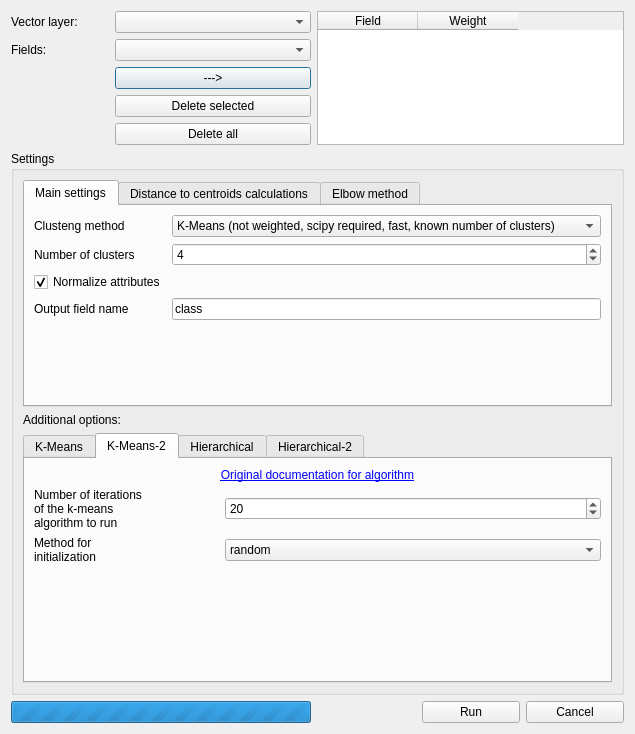
Qt form attribute_based_clustering_dialog_base.ui (eduard-kazakov/attributeBasedClustering) before a commit.
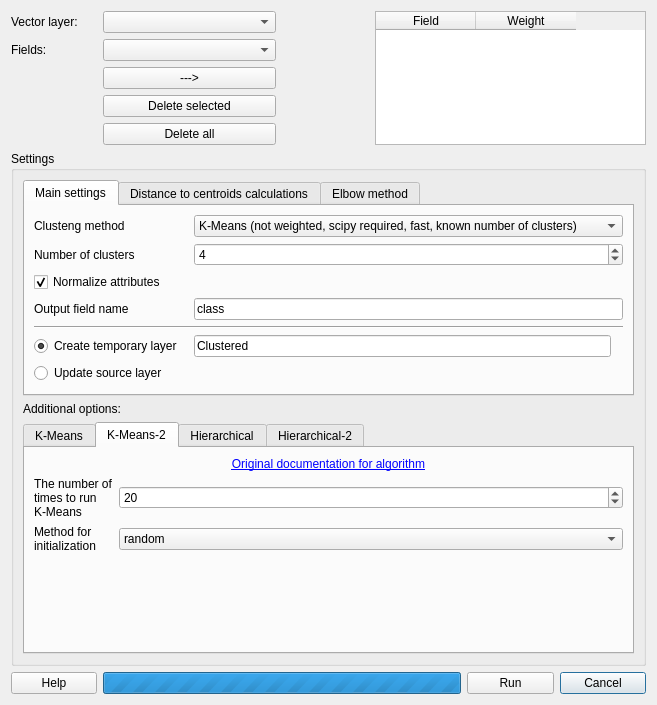
The same form after that commit. The open tabs and pages were chosen to show the change. Custom widgets are drawn as their Qt base class.

Commit message: heavy refactoring and optimization

```diff
--- a/attribute_based_clustering_dialog_base.ui
+++ b/attribute_based_clustering_dialog_base.ui
@@ -6,80 +6,60 @@
    <rect>
     <x>0</x>
     <y>0</y>
-    <width>573</width>
-    <height>734</height>
+    <width>590</width>
+    <height>686</height>
    </rect>
   </property>
   <property name="windowTitle">
    <string>Attribute based clustering</string>
   </property>
   <layout class="QGridLayout" name="gridLayout_2">
-   <item row="6" column="0" colspan="3">
-    <widget class="QProgressBar" name="progressBar">
-     <property name="maximum">
-      <number>0</number>
-     </property>
-     <property name="value">
-      <number>-1</number>
-     </property>
-    </widget>
-   </item>
-   <item row="1" column="0">
+   <item row="1" column="1">
     <widget class="QLabel" name="label_2">
      <property name="text">
       <string>Fields:</string>
      </property>
     </widget>
    </item>
-   <item row="1" column="1" colspan="2">
+   <item row="6" column="7">
+    <widget class="QPushButton" name="cancelButton">
+     <property name="text">
+      <string>Cancel</string>
+     </property>
+    </widget>
+   </item>
+   <item row="3" column="2" colspan="2">
+    <widget class="QPushButton" name="deleteSelectedButton">
+     <property name="text">
+      <string>Delete selected</string>
+     </property>
+    </widget>
+   </item>
+   <item row="0" column="1">
+    <widget class="QLabel" name="label">
+     <property name="text">
+      <string>Vector layer:</string>
+     </property>
+    </widget>
+   </item>
+   <item row="1" column="2" colspan="2">
     <widget class="QgsFieldComboBox" name="fieldsComboBox"/>
    </item>
-   <item row="2" column="1" colspan="2">
+   <item row="2" column="2" colspan="2">
     <widget class="QPushButton" name="addFieldButton">
      <property name="text">
       <string>---&gt;</string>
      </property>
     </widget>
    </item>
-   <item row="3" column="1" colspan="2">
-    <widget class="QPushButton" name="deleteSelectedButton">
-     <property name="text">
-      <string>Delete selected</string>
-     </property>
-    </widget>
-   </item>
-   <item row="0" column="1" colspan="2">
-    <widget class="QgsMapLayerComboBox" name="vectorLayerComboBox"/>
-   </item>
-   <item row="4" column="1" colspan="2">
-    <widget class="QPushButton" name="deleteAllButton">
-     <property name="text">
-      <string>Delete all</string>
-     </property>
-    </widget>
-   </item>
-   <item row="6" column="4">
+   <item row="6" column="6">
     <widget class="QPushButton" name="runButton">
      <property name="text">
       <string>Run</string>
      </property>
     </widget>
    </item>
-   <item row="6" column="5">
-    <widget class="QPushButton" name="cancelButton">
-     <property name="text">
-      <string>Cancel</string>
-     </property>
-    </widget>
-   </item>
-   <item row="0" column="0">
-    <widget class="QLabel" name="label">
-     <property name="text">
-      <string>Vector layer:</string>
-     </property>
-    </widget>
-   </item>
-   <item row="0" column="3" rowspan="5" colspan="3">
+   <item row="0" column="5" rowspan="5" colspan="3">
     <widget class="QTableWidget" name="fieldsTable">
      <column>
       <property name="text">
@@ -93,7 +73,7 @@
      </column>
     </widget>
    </item>
-   <item row="5" column="0" colspan="6">
+   <item row="5" column="1" colspan="7">
     <widget class="QGroupBox" name="settingsGroup">
      <property name="title">
       <string>Settings</string>
@@ -109,6 +89,13 @@
           <string>Main settings</string>
          </attribute>
          <layout class="QGridLayout" name="gridLayout_7">
+          <item row="6" column="0">
+           <widget class="QRadioButton" name="updateSourceRB">
+            <property name="text">
+             <string>Update source layer</string>
+            </property>
+           </widget>
+          </item>
           <item row="3" column="0">
            <widget class="QLabel" name="label_5">
             <property name="text">
@@ -116,7 +103,65 @@
             </property>
            </widget>
           </item>
-          <item row="3" column="1" colspan="3">
+          <item row="0" column="2" colspan="3">
+           <widget class="QComboBox" name="clusteringMethodComboBox">
+            <item>
+             <property name="text">
+              <string>K-Means (not weighted, scipy required, fast, known number of clusters)</string>
+             </property>
+            </item>
+            <item>
+             <property name="text">
+              <string>K-Means-2 (not weighted, scipy required, fast, known number of clusters)</string>
+             </property>
+            </item>
+            <item>
+             <property name="text">
+              <string>Hierarchical (weighted, native, slow, known number of clusters)</string>
+             </property>
+            </item>
+            <item>
+             <property name="text">
+              <string>Hierarchical-2 (not weighted, scipy required, fast, auto number of clusters)</string>
+             </property>
+            </item>
+           </widget>
+          </item>
+          <item row="1" column="2" colspan="3">
+           <widget class="QSpinBox" name="numberOfClustersSpinBox">
+            <property name="minimum">
+             <number>2</number>
+            </property>
+            <property name="value">
+             <number>4</number>
+            </property>
+           </widget>
+          </item>
+          <item row="5" column="2">
+           <widget class="QLineEdit" name="tempLayerName">
+            <property name="text">
+             <string>Clustered</string>
+            </property>
+           </widget>
+          </item>
+          <item row="0" column="0">
+           <widget class="QLabel" name="label_3">
+            <property name="text">
+             <string>Clusteng method</string>
+            </property>
+           </widget>
+          </item>
+          <item row="5" column="0">
+           <widget class="QRadioButton" name="saveToTemporaryLayerRB">
+            <property name="text">
+             <string>Create temporary layer</string>
+            </property>
+            <property name="checked">
+             <bool>true</bool>
+            </property>
+           </widget>
+          </item>
+          <item row="3" column="2" colspan="3">
            <widget class="QLineEdit" name="outputFieldNameLine">
             <property name="text">
              <string>class</string>
@@ -126,19 +171,6 @@
             </property>
            </widget>
           </item>
-          <item row="4" column="1">
-           <spacer name="verticalSpacer_4">
-            <property name="orientation">
-             <enum>Qt::Vertical</enum>
-            </property>
-            <property name="sizeHint" stdset="0">
-             <size>
-              <width>20</width>
-              <height>40</height>
-             </size>
-            </property>
-           </spacer>
-          </item>
           <item row="2" column="0">
            <widget class="QCheckBox" name="checkBox">
             <property name="text">
@@ -149,6 +181,13 @@
             </property>
            </widget>
           </item>
+          <item row="4" column="0" colspan="5">
+           <widget class="Line" name="line">
+            <property name="orientation">
+             <enum>Qt::Horizontal</enum>
+            </property>
+           </widget>
+          </item>
           <item row="1" column="0">
            <widget class="QLabel" name="label_8">
             <property name="text">
@@ -156,47 +195,6 @@
             </property>
            </widget>
           </item>
-          <item row="0" column="0">
-           <widget class="QLabel" name="label_3">
-            <property name="text">
-             <string>Clusteng method</string>
-            </property>
-           </widget>
-          </item>
-          <item row="1" column="1" colspan="3">
-           <widget class="QSpinBox" name="numberOfClustersSpinBox">
-            <property name="minimum">
-             <number>2</number>
-            </property>
-            <property name="value">
-             <number>4</number>
-            </property>
-           </widget>
-          </item>
-          <item row="0" column="1" colspan="3">
-           <widget class="QComboBox" name="clusteringMethodComboBox">
-            <item>
-             <property name="text">
-              <string>K-Means (not weighted, scipy required, fast, known number of clusters)</string>
-             </property>
-            </item>
-            <item>
-             <property name="text">
-              <string>K-Means-2 (not weighted, scipy required, fast, known number of clusters)</string>
-             </property>
-            </item>
-            <item>
-             <property name="text">
-              <string>Hierarchical (weighted, native, slow, known number of clusters)</string>
-             </property>
-            </item>
-            <item>
-             <property name="text">
-              <string>Hierarchical-2 (not weighted, scipy required, fast, auto number of clusters)</string>
-             </property>
-            </item>
-           </widget>
-          </item>
          </layout>
         </widget>
         <widget class="QWidget" name="tab_2">
@@ -447,7 +445,50 @@
           <string>K-Means-2</string>
          </attribute>
          <layout class="QGridLayout" name="gridLayout_3">
-          <item row="3" column="1" colspan="2">
+          <item row="3" column="0">
+           <spacer name="verticalSpacer_2">
+            <property name="orientation">
+             <enum>Qt::Vertical</enum>
+            </property>
+            <property name="sizeHint" stdset="0">
+             <size>
+              <width>20</width>
+              <height>40</height>
+             </size>
+            </property>
+           </spacer>
+          </item>
+          <item row="2" column="0">
+           <widget class="QLabel" name="label_12">
+            <property name="text">
+             <string>Method for
+initialization</string>
+            </property>
+           </widget>
+          </item>
+          <item row="1" column="0">
+           <widget class="QLabel" name="label_11">
+            <property name="text">
+             <string>The number of
+times to run
+K-Means</string>
+            </property>
+           </widget>
+          </item>
+          <item row="3" column="3">
+           <spacer name="horizontalSpacer">
+            <property name="orientation">
+             <enum>Qt::Horizontal</enum>
+            </property>
+            <property name="sizeHint" stdset="0">
+             <size>
+              <width>40</width>
+              <height>20</height>
+             </size>
+            </property>
+           </spacer>
+          </item>
+          <item row="2" column="1" colspan="3">
            <widget class="QComboBox" name="kmeans2MethodComboBox">
             <item>
              <property name="text">
@@ -466,50 +507,7 @@
             </item>
            </widget>
           </item>
-          <item row="1" column="0" rowspan="2">
-           <widget class="QLabel" name="label_11">
-            <property name="text">
-             <string>Number of iterations
-of the k-means
-algorithm to run</string>
-            </property>
-           </widget>
-          </item>
-          <item row="0" column="0" colspan="3">
-           <widget class="QLabel" name="helpLink_3">
-            <property name="text">
-             <string>&lt;a href=&quot;https://docs.scipy.org/doc/scipy/reference/generated/scipy.cluster.vq.kmeans2.html#scipy.cluster.vq.kmeans2&quot;&gt;Original documentation for algorithm&lt;/a&gt;</string>
-            </property>
-            <property name="alignment">
-             <set>Qt::AlignCenter</set>
-            </property>
-            <property name="openExternalLinks">
-             <bool>true</bool>
-            </property>
-           </widget>
-          </item>
-          <item row="3" column="0">
-           <widget class="QLabel" name="label_12">
-            <property name="text">
-             <string>Method for
-initialization</string>
-            </property>
-           </widget>
-          </item>
-          <item row="4" column="1">
-           <spacer name="verticalSpacer_2">
-            <property name="orientation">
-             <enum>Qt::Vertical</enum>
-            </property>
-            <property name="sizeHint" stdset="0">
-             <size>
-              <width>20</width>
-              <height>40</height>
-             </size>
-            </property>
-           </spacer>
-          </item>
-          <item row="1" column="1" rowspan="2" colspan="2">
+          <item row="1" column="1" colspan="3">
            <widget class="QSpinBox" name="kmeans2IterSpinBox">
             <property name="minimum">
              <number>1</number>
@@ -522,6 +520,19 @@
             </property>
            </widget>
           </item>
+          <item row="0" column="0" colspan="4">
+           <widget class="QLabel" name="helpLink_3">
+            <property name="text">
+             <string>&lt;a href=&quot;https://docs.scipy.org/doc/scipy/reference/generated/scipy.cluster.vq.kmeans2.html#scipy.cluster.vq.kmeans2&quot;&gt;Original documentation for algorithm&lt;/a&gt;</string>
+            </property>
+            <property name="alignment">
+             <set>Qt::AlignCenter</set>
+            </property>
+            <property name="openExternalLinks">
+             <bool>true</bool>
+            </property>
+           </widget>
+          </item>
          </layout>
         </widget>
         <widget class="QWidget" name="tab_6">
@@ -819,6 +830,33 @@
      </layout>
     </widget>
    </item>
+   <item row="4" column="2" colspan="2">
+    <widget class="QPushButton" name="deleteAllButton">
+     <property name="text">
+      <string>Delete all</string>
+     </property>
+    </widget>
+   </item>
+   <item row="0" column="2" colspan="2">
+    <widget class="QgsMapLayerComboBox" name="vectorLayerComboBox"/>
+   </item>
+   <item row="6" column="1">
+    <widget class="QPushButton" name="pushButton">
+     <property name="text">
+      <string>Help</string>
+     </property>
+    </widget>
+   </item>
+   <item row="6" column="2" colspan="4">
+    <widget class="QProgressBar" name="progressBar">
+     <property name="maximum">
+      <number>0</number>
+     </property>
+     <property name="value">
+      <number>-1</number>
+     </property>
+    </widget>
+   </item>
   </layout>
  </widget>
  <customwidgets>
```
Left out of the diff: 43 changed lines with no effect on the pictures. The commit also changes 2 other files.
